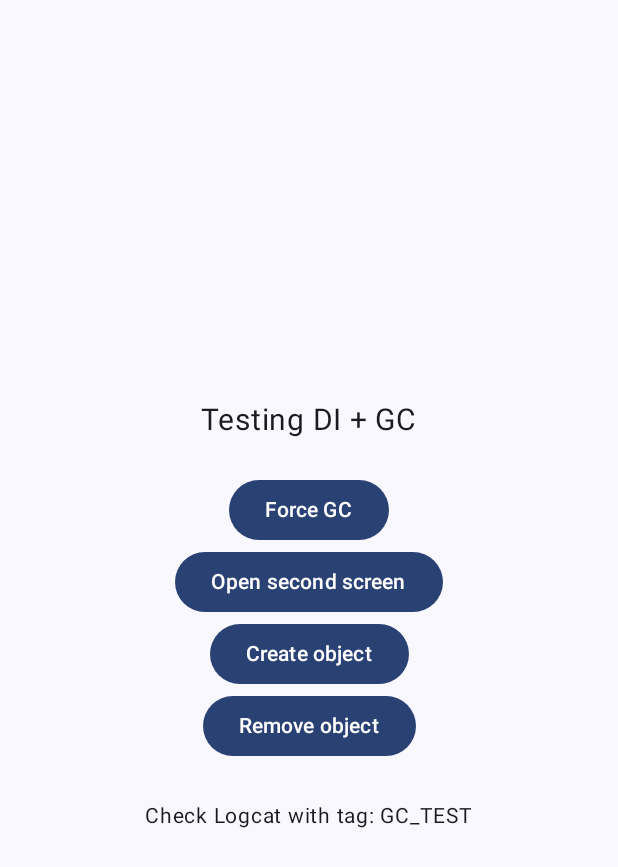
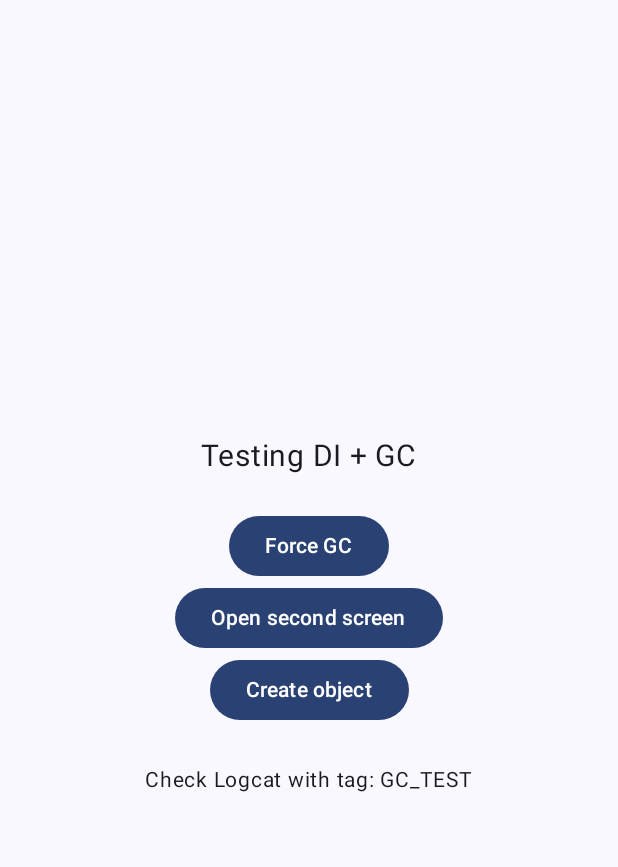
Before and after one commit to KCPR13/GarbageColelctor, an Android app built with Jetpack Compose: the screen it shows after launch (MainActivity), after a tap on "Create object", on a phone screen of 412 x 824 dp. Shown: the top 867 px of the screen. Run offline under Robolectric (Android 15) with nearby library versions, the phone set to English and light mode, and no system bars; our stand-ins replace Dagger/Hilt's generated code.

Commit message:
code cleanup

```diff
--- a/app/src/main/AndroidManifest.xml
+++ b/app/src/main/AndroidManifest.xml
@@ -16,7 +16,7 @@
 
         <profileable android:shell="true" />
         <activity
-            android:name=".MainActivity"
+            android:name=".ui.MainActivity"
             android:exported="true"
             android:label="@string/app_name"
             android:theme="@style/Theme.GarbageCollector">
--- a/app/src/main/java/pl/kacper/misterski/garbagecollector/MainActivity.kt
+++ b/app/src/main/java/pl/kacper/misterski/garbagecollector/ui/MainActivity.kt
@@ -1,4 +1,4 @@
-package pl.kacper.misterski.garbagecollector
+package pl.kacper.misterski.garbagecollector.ui
 
 import android.os.Bundle
 import androidx.activity.ComponentActivity
--- a/app/src/main/java/pl/kacper/misterski/garbagecollector/ui/main/MainScreen.kt
+++ b/app/src/main/java/pl/kacper/misterski/garbagecollector/ui/main/MainScreen.kt
@@ -1,7 +1,5 @@
 package pl.kacper.misterski.garbagecollector.ui.main
 
-import android.os.Handler
-import android.os.Looper
 import android.util.Log
 import androidx.compose.foundation.layout.Arrangement
 import androidx.compose.foundation.layout.Column
@@ -17,11 +15,10 @@ import androidx.compose.ui.Modifier
 import androidx.compose.ui.unit.dp
 import androidx.compose.ui.unit.sp
 import pl.kacper.misterski.garbagecollector.utils.TestObject
-import java.lang.ref.WeakReference
 
 @Composable
 fun MainScreen(showSecondScreen: () -> Unit) {
-    var mainScreenObject: WeakReference<TestObject>? = null
+    var mainScreenObject: TestObject? = null
     Column(
         modifier = Modifier
             .fillMaxSize()
@@ -49,21 +46,11 @@ fun MainScreen(showSecondScreen: () -> Unit) {
         }
 
         Button(onClick = {
-            val obj = TestObject("Weak reference")
-            mainScreenObject = WeakReference(obj)
+            val obj = TestObject("Screen reference")
+            mainScreenObject = obj
         }) {
             Text("Create object")
         }
-        Button(onClick = {
-            System.gc()
-            Handler(Looper.getMainLooper()).postDelayed({
-                val isAlive = mainScreenObject?.get() != null
-                Log.d("GC_TEST", "Is object alive? $isAlive")
-            }, 3000) // daj GC trochę czasu
-        }) {
-            Text("Remove object")
-        }
-
         Spacer(modifier = Modifier.height(24.dp))
 
         Text("Check Logcat with tag: GC_TEST", fontSize = 14.sp)
--- a/app/src/main/java/pl/kacper/misterski/garbagecollector/ui/main/MainViewModel.kt
+++ b/app/src/main/java/pl/kacper/misterski/garbagecollector/ui/main/MainViewModel.kt
@@ -15,6 +15,8 @@ class MainViewModel @Inject constructor(
     @Named("ViewModel Scoped") val viewModelScopedObj: TestObject,
     @Named("Unscoped ViewModel") val unscopedViewModelObj: TestObject, ) : ViewModel() {
 
+    val obj = TestObject("MainViewModel object")
+
 
     init {
         Log.d("GC_TEST", "MainViewModel init!")
--- a/app/src/main/java/pl/kacper/misterski/garbagecollector/utils/TestObject.kt
+++ b/app/src/main/java/pl/kacper/misterski/garbagecollector/utils/TestObject.kt
@@ -2,7 +2,7 @@ package pl.kacper.misterski.garbagecollector.utils
 
 import android.util.Log
 class TestObject(val name: String) {
-    var bigArray: ByteArray = ByteArray(10 * 1024 * 1024) // 100 MB
+    var bigArray: ByteArray = ByteArray(10 * 1024 * 1024) // 10 MB TODO K memory allocations
 
 
     init {
```
